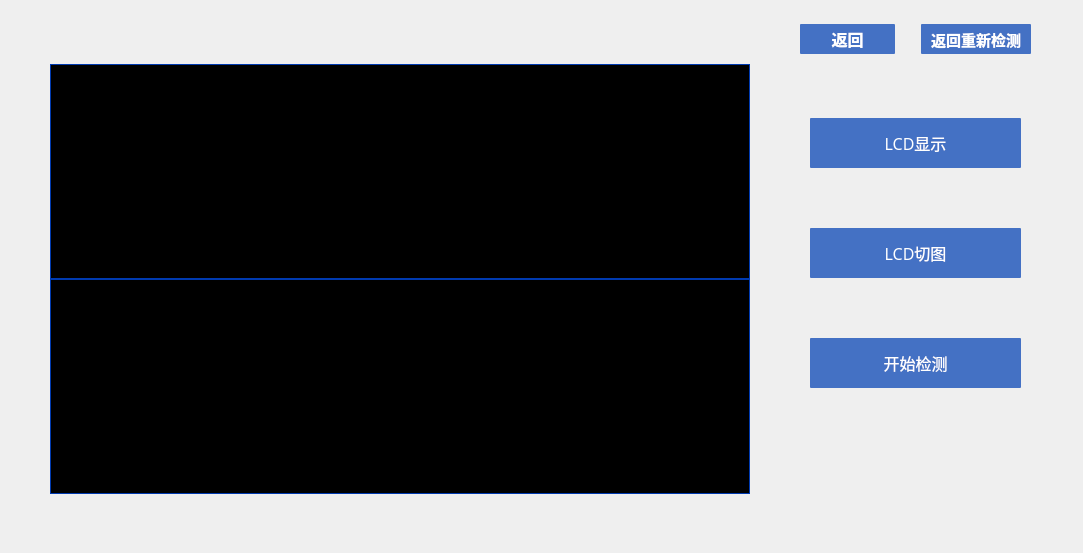
jaueone/Magnetic, file main_page/screencheck.ui: the form before one commit.
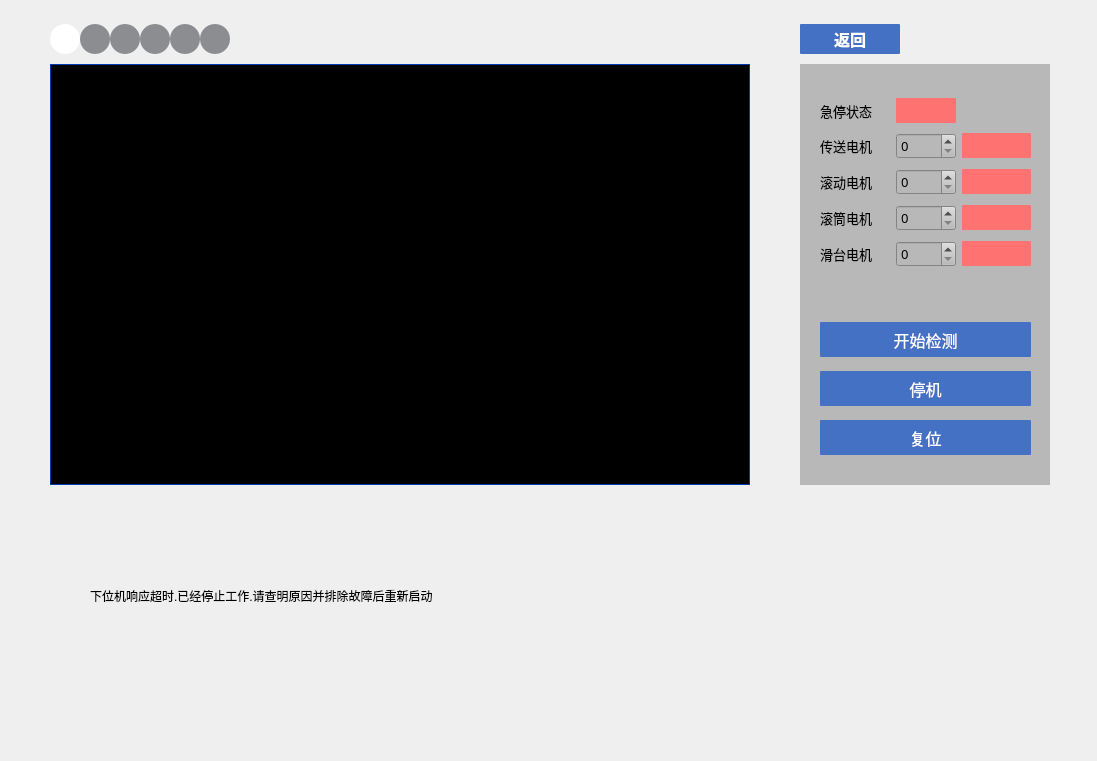
The form after the commit. Icons and pictures are not drawn.

What changed in the file:
```diff
--- a/main_page/screencheck.ui
+++ b/main_page/screencheck.ui
@@ -6,8 +6,8 @@
    <rect>
     <x>0</x>
     <y>0</y>
-    <width>1083</width>
-    <height>553</height>
+    <width>1097</width>
+    <height>761</height>
    </rect>
   </property>
   <property name="windowTitle">
@@ -18,8 +18,8 @@
     <rect>
      <x>0</x>
      <y>14</y>
-     <width>1081</width>
-     <height>530</height>
+     <width>1100</width>
+     <height>521</height>
     </rect>
    </property>
    <layout class="QGridLayout" name="gridLayout">
@@ -41,210 +41,352 @@
     <property name="verticalSpacing">
      <number>10</number>
     </property>
-    <item row="0" column="1">
-     <layout class="QHBoxLayout" name="horizontalLayout_2">
-      <property name="spacing">
-       <number>26</number>
-      </property>
-      <item>
-       <widget class="QPushButton" name="pushButton_4">
-        <property name="minimumSize">
-         <size>
-          <width>0</width>
-          <height>30</height>
-         </size>
-        </property>
-        <property name="maximumSize">
-         <size>
-          <width>100</width>
-          <height>30</height>
-         </size>
-        </property>
-        <property name="font">
-         <font>
-          <family>微软雅黑</family>
-          <pointsize>12</pointsize>
-          <weight>75</weight>
-          <bold>true</bold>
-         </font>
-        </property>
-        <property name="styleSheet">
-         <string notr="true">QPushButton{color:white;background-color: rgb(68, 113, 196);border-radius:1px}                               QPushButton::pressed{background-color: rgb(142, 170, 220);}</string>
-        </property>
-        <property name="text">
-         <string>返回</string>
-        </property>
-       </widget>
-      </item>
-      <item>
-       <widget class="QPushButton" name="pushButton_8">
-        <property name="minimumSize">
-         <size>
-          <width>110</width>
-          <height>30</height>
-         </size>
-        </property>
-        <property name="maximumSize">
-         <size>
-          <width>100</width>
-          <height>50</height>
-         </size>
-        </property>
-        <property name="font">
-         <font>
-          <family>微软雅黑</family>
-          <pointsize>11</pointsize>
-          <weight>75</weight>
-          <bold>true</bold>
-         </font>
-        </property>
-        <property name="styleSheet">
-         <string notr="true">QPushButton{color:white;background-color: rgb(68, 113, 196);border-radius:1px}                               QPushButton::pressed{background-color: rgb(142, 170, 220);}</string>
-        </property>
-        <property name="text">
-         <string>返回重新检测</string>
-        </property>
-       </widget>
-      </item>
-     </layout>
-    </item>
-    <item row="0" column="0">
-     <widget class="QLabel" name="label">
-      <property name="font">
-       <font>
-        <family>微软雅黑</family>
-        <pointsize>14</pointsize>
-       </font>
-      </property>
-      <property name="text">
-       <string/>
-      </property>
-     </widget>
-    </item>
     <item row="1" column="0">
-     <layout class="QVBoxLayout" name="verticalLayout_5">
-      <item>
-       <widget class="QLabel" name="preview">
-        <property name="minimumSize">
-         <size>
-          <width>700</width>
-          <height>0</height>
-         </size>
-        </property>
-        <property name="styleSheet">
-         <string notr="true">background-color: rgb(0, 0, 0);
+     <widget class="QLabel" name="preview">
+      <property name="minimumSize">
+       <size>
+        <width>700</width>
+        <height>0</height>
+       </size>
+      </property>
+      <property name="styleSheet">
+       <string notr="true">background-color: rgb(0, 0, 0);
 border:1px solid rgb(0, 58, 176);</string>
-        </property>
-        <property name="text">
-         <string>TextLabel</string>
-        </property>
-       </widget>
-      </item>
-      <item>
-       <widget class="QLabel" name="image">
-        <property name="minimumSize">
-         <size>
-          <width>700</width>
-          <height>0</height>
-         </size>
-        </property>
-        <property name="styleSheet">
-         <string notr="true">background-color: rgb(0, 0, 0);
-border:1px solid rgb(0, 58, 176);</string>
-        </property>
-        <property name="text">
-         <string>TextLabel</string>
-        </property>
-       </widget>
-      </item>
-     </layout>
+      </property>
+      <property name="text">
+       <string>TextLabel</string>
+      </property>
+     </widget>
     </item>
     <item row="1" column="1">
      <widget class="QStackedWidget" name="stackedWidget">
       <property name="minimumSize">
        <size>
-        <width>0</width>
+        <width>250</width>
         <height>398</height>
        </size>
       </property>
+      <property name="maximumSize">
+       <size>
+        <width>16777215</width>
+        <height>16777215</height>
+       </size>
+      </property>
+      <property name="font">
+       <font>
+        <family>微软雅黑</family>
+        <pointsize>10</pointsize>
+       </font>
+      </property>
+      <property name="styleSheet">
+       <string notr="true">background-color: rgb(184, 184, 184);</string>
+      </property>
       <property name="currentIndex">
        <number>0</number>
       </property>
       <widget class="QWidget" name="page">
+       <widget class="QWidget" name="gridLayoutWidget_2">
+        <property name="geometry">
+         <rect>
+          <x>20</x>
+          <y>30</y>
+          <width>211</width>
+          <height>181</height>
+         </rect>
+        </property>
+        <layout class="QGridLayout" name="gridLayout_2">
+         <item row="2" column="0">
+          <widget class="QLabel" name="label_22">
+           <property name="font">
+            <font>
+             <family>微软雅黑</family>
+             <pointsize>10</pointsize>
+            </font>
+           </property>
+           <property name="text">
+            <string>滚动电机</string>
+           </property>
+          </widget>
+         </item>
+         <item row="0" column="0">
+          <widget class="QLabel" name="label_20">
+           <property name="font">
+            <font>
+             <family>微软雅黑</family>
+             <pointsize>10</pointsize>
+            </font>
+           </property>
+           <property name="text">
+            <string>急停状态</string>
+           </property>
+          </widget>
+         </item>
+         <item row="1" column="2">
+          <widget class="QPushButton" name="motor_1">
+           <property name="enabled">
+            <bool>false</bool>
+           </property>
+           <property name="minimumSize">
+            <size>
+             <width>0</width>
+             <height>25</height>
+            </size>
+           </property>
+           <property name="font">
+            <font>
+             <family>微软雅黑</family>
+             <pointsize>10</pointsize>
+            </font>
+           </property>
+           <property name="styleSheet">
+            <string notr="true">QPushButton{color:black;background-color:rgb(255, 114, 114);border-radius:1px}
+QPushButton::checked{background-color:rgb(47, 255, 168);}</string>
+           </property>
+           <property name="text">
+            <string/>
+           </property>
+           <property name="checkable">
+            <bool>true</bool>
+           </property>
+           <property name="checked">
+            <bool>false</bool>
+           </property>
+          </widget>
+         </item>
+         <item row="3" column="0">
+          <widget class="QLabel" name="label_23">
+           <property name="font">
+            <font>
+             <family>微软雅黑</family>
+             <pointsize>10</pointsize>
+            </font>
+           </property>
+           <property name="text">
+            <string>滚筒电机</string>
+           </property>
+          </widget>
+         </item>
+         <item row="2" column="2">
+          <widget class="QPushButton" name="motor_2">
+           <property name="enabled">
+            <bool>false</bool>
+           </property>
+           <property name="minimumSize">
+            <size>
+             <width>0</width>
+             <height>25</height>
+            </size>
+           </property>
+           <property name="font">
+            <font>
+             <family>微软雅黑</family>
+             <pointsize>10</pointsize>
+            </font>
+           </property>
+           <property name="styleSheet">
+            <string notr="true">QPushButton{color:black;background-color:rgb(255, 114, 114);border-radius:1px}
+QPushButton::checked{background-color:rgb(47, 255, 168);}</string>
+           </property>
+           <property name="text">
+            <string/>
+           </property>
+           <property name="checkable">
+            <bool>true</bool>
+           </property>
+          </widget>
+         </item>
+         <item row="4" column="2">
+          <widget class="QPushButton" name="motor_4">
+           <property name="enabled">
+            <bool>false</bool>
+           </property>
+           <property name="minimumSize">
+            <size>
+             <width>0</width>
+             <height>25</height>
+            </size>
+           </property>
+           <property name="font">
+            <font>
+             <family>微软雅黑</family>
+             <pointsize>10</pointsize>
+            </font>
+           </property>
+           <property name="styleSheet">
+            <string notr="true">QPushButton{color:black;background-color:rgb(255, 114, 114);border-radius:1px}
+QPushButton::checked{background-color:rgb(47, 255, 168);}</string>
+           </property>
+           <property name="text">
+            <string/>
+           </property>
+           <property name="checkable">
+            <bool>true</bool>
+           </property>
+          </widget>
+         </item>
+         <item row="4" column="0">
+          <widget class="QLabel" name="label_24">
+           <property name="font">
+            <font>
+             <family>微软雅黑</family>
+             <pointsize>10</pointsize>
+            </font>
+           </property>
+           <property name="text">
+            <string>滑台电机</string>
+           </property>
+          </widget>
+         </item>
+         <item row="3" column="2">
+          <widget class="QPushButton" name="motor_3">
+           <property name="enabled">
+            <bool>false</bool>
+           </property>
+           <property name="minimumSize">
+            <size>
+             <width>0</width>
+             <height>25</height>
+            </size>
+           </property>
+           <property name="font">
+            <font>
+             <family>微软雅黑</family>
+             <pointsize>10</pointsize>
+            </font>
+           </property>
+           <property name="styleSheet">
+            <string notr="true">QPushButton{color:black;background-color:rgb(255, 114, 114);border-radius:1px}
+QPushButton::checked{background-color:rgb(47, 255, 168);}</string>
+           </property>
+           <property name="text">
+            <string/>
+           </property>
+           <property name="checkable">
+            <bool>true</bool>
+           </property>
+          </widget>
+         </item>
+         <item row="1" column="0">
+          <widget class="QLabel" name="label_21">
+           <property name="font">
+            <font>
+             <family>微软雅黑</family>
+             <pointsize>10</pointsize>
+            </font>
+           </property>
+           <property name="text">
+            <string>传送电机</string>
+           </property>
+          </widget>
+         </item>
+         <item row="3" column="1">
+          <widget class="QSpinBox" name="motor_3_speed">
+           <property name="font">
+            <font>
+             <family>微软雅黑</family>
+             <pointsize>10</pointsize>
+            </font>
+           </property>
+           <property name="maximum">
+            <number>300</number>
+           </property>
+          </widget>
+         </item>
+         <item row="2" column="1">
+          <widget class="QSpinBox" name="motor_2_speed">
+           <property name="font">
+            <font>
+             <family>微软雅黑</family>
+             <pointsize>10</pointsize>
+            </font>
+           </property>
+           <property name="maximum">
+            <number>300</number>
+           </property>
+          </widget>
+         </item>
+         <item row="1" column="1">
+          <widget class="QSpinBox" name="motor_1_speed">
+           <property name="font">
+            <font>
+             <family>微软雅黑</family>
+             <pointsize>10</pointsize>
+            </font>
+           </property>
+           <property name="maximum">
+            <number>300</number>
+           </property>
+          </widget>
+         </item>
+         <item row="4" column="1">
+          <widget class="QSpinBox" name="motor_4_speed">
+           <property name="font">
+            <font>
+             <family>微软雅黑</family>
+             <pointsize>10</pointsize>
+            </font>
+           </property>
+           <property name="maximum">
+            <number>300</number>
+           </property>
+          </widget>
+         </item>
+         <item row="0" column="1">
+          <widget class="QPushButton" name="Estop_s">
+           <property name="enabled">
+            <bool>false</bool>
+           </property>
+           <property name="minimumSize">
+            <size>
+             <width>60</width>
+             <height>25</height>
+            </size>
+           </property>
+           <property name="maximumSize">
+            <size>
+             <width>25</width>
+             <height>16777215</height>
+            </size>
+           </property>
+           <property name="font">
+            <font>
+             <family>微软雅黑</family>
+             <pointsize>10</pointsize>
+            </font>
+           </property>
+           <property name="styleSheet">
+            <string notr="true">QPushButton{color:black;background-color:rgb(255, 114, 114);border-radius:1px;}
+QPushButton::checked{background-color:rgb(47, 255, 168);}</string>
+           </property>
+           <property name="text">
+            <string/>
+           </property>
+           <property name="checkable">
+            <bool>true</bool>
+           </property>
+           <property name="checked">
+            <bool>false</bool>
+           </property>
+          </widget>
+         </item>
+        </layout>
+       </widget>
        <widget class="QWidget" name="verticalLayoutWidget">
         <property name="geometry">
          <rect>
-          <x>0</x>
-          <y>0</y>
-          <width>231</width>
-          <height>381</height>
+          <x>20</x>
+          <y>250</y>
+          <width>211</width>
+          <height>151</height>
          </rect>
         </property>
         <layout class="QVBoxLayout" name="verticalLayout">
-         <property name="leftMargin">
-          <number>10</number>
-         </property>
-         <property name="rightMargin">
-          <number>10</number>
-         </property>
-         <item>
-          <widget class="QPushButton" name="lcd_out">
-           <property name="minimumSize">
-            <size>
-             <width>0</width>
-             <height>50</height>
-            </size>
-           </property>
-           <property name="font">
-            <font>
-             <family>微软雅黑</family>
-             <pointsize>12</pointsize>
-            </font>
-           </property>
-           <property name="styleSheet">
-            <string notr="true">QPushButton{color:white;background-color: rgb(68, 113, 196);border-radius:1px}
-QPushButton::checked{background-color: rgb(255, 122, 78);}</string>
-           </property>
-           <property name="text">
-            <string>LCD显示</string>
-           </property>
-           <property name="checkable">
-            <bool>true</bool>
-           </property>
-           <property name="checked">
-            <bool>false</bool>
-           </property>
-          </widget>
-         </item>
-         <item>
-          <widget class="QPushButton" name="lcd_change_image">
-           <property name="minimumSize">
-            <size>
-             <width>0</width>
-             <height>50</height>
-            </size>
-           </property>
-           <property name="font">
-            <font>
-             <family>微软雅黑</family>
-             <pointsize>12</pointsize>
-            </font>
-           </property>
-           <property name="styleSheet">
-            <string notr="true">QPushButton{color:white;background-color: rgb(68, 113, 196);border-radius:1px}
-QPushButton::pressed{background-color: rgb(142, 170, 220);}</string>
-           </property>
-           <property name="text">
-            <string>LCD切图</string>
-           </property>
-          </widget>
-         </item>
          <item>
           <widget class="QPushButton" name="start_check">
            <property name="minimumSize">
             <size>
              <width>0</width>
-             <height>50</height>
+             <height>35</height>
             </size>
            </property>
            <property name="font">
@@ -262,145 +404,537 @@
            </property>
           </widget>
          </item>
+         <item>
+          <widget class="QPushButton" name="pushButton_17">
+           <property name="minimumSize">
+            <size>
+             <width>0</width>
+             <height>35</height>
+            </size>
+           </property>
+           <property name="font">
+            <font>
+             <family>微软雅黑</family>
+             <pointsize>12</pointsize>
+            </font>
+           </property>
+           <property name="styleSheet">
+            <string notr="true">QPushButton{color:white;background-color: rgb(68, 113, 196);border-radius:1px}
+QPushButton::pressed{background-color: rgb(142, 170, 220);}</string>
+           </property>
+           <property name="text">
+            <string>停机</string>
+           </property>
+          </widget>
+         </item>
+         <item>
+          <widget class="QPushButton" name="pushButton_18">
+           <property name="minimumSize">
+            <size>
+             <width>0</width>
+             <height>35</height>
+            </size>
+           </property>
+           <property name="font">
+            <font>
+             <family>微软雅黑</family>
+             <pointsize>12</pointsize>
+            </font>
+           </property>
+           <property name="styleSheet">
+            <string notr="true">QPushButton{color:white;background-color: rgb(68, 113, 196);border-radius:1px}
+QPushButton::pressed{background-color: rgb(142, 170, 220);}</string>
+           </property>
+           <property name="text">
+            <string>复位</string>
+           </property>
+          </widget>
+         </item>
         </layout>
        </widget>
       </widget>
       <widget class="QWidget" name="page_2">
-       <widget class="QWidget" name="verticalLayoutWidget_3">
+       <widget class="QLabel" name="label_2">
         <property name="geometry">
          <rect>
-          <x>0</x>
-          <y>200</y>
-          <width>231</width>
-          <height>181</height>
+          <x>10</x>
+          <y>10</y>
+          <width>229</width>
+          <height>30</height>
          </rect>
         </property>
-        <layout class="QVBoxLayout" name="verticalLayout_3">
-         <property name="spacing">
-          <number>0</number>
-         </property>
-         <item>
-          <layout class="QHBoxLayout" name="horizontalLayout">
-           <property name="leftMargin">
-            <number>25</number>
-           </property>
-           <item>
-            <widget class="QLabel" name="label_3">
-             <property name="minimumSize">
-              <size>
-               <width>111</width>
-               <height>0</height>
-              </size>
-             </property>
-             <property name="maximumSize">
-              <size>
-               <width>78</width>
-               <height>40</height>
-              </size>
-             </property>
-             <property name="font">
-              <font>
-               <family>微软雅黑</family>
-               <pointsize>13</pointsize>
-              </font>
-             </property>
-             <property name="text">
-              <string>当前检测结果 :</string>
-             </property>
-            </widget>
-           </item>
-           <item>
-            <widget class="QLabel" name="label_4">
-             <property name="maximumSize">
-              <size>
-               <width>16777215</width>
-               <height>40</height>
-              </size>
-             </property>
-             <property name="font">
-              <font>
-               <family>微软雅黑</family>
-               <pointsize>14</pointsize>
-               <weight>75</weight>
-               <bold>true</bold>
-              </font>
-             </property>
-             <property name="text">
-              <string>不合格</string>
-             </property>
-            </widget>
-           </item>
-          </layout>
-         </item>
-         <item>
-          <widget class="QLabel" name="label_5">
-           <property name="minimumSize">
-            <size>
-             <width>0</width>
-             <height>150</height>
-            </size>
-           </property>
-           <property name="styleSheet">
-            <string notr="true">image: url(:/image/不合格.png);</string>
-           </property>
-           <property name="text">
-            <string/>
-           </property>
-           <property name="scaledContents">
-            <bool>false</bool>
-           </property>
-           <property name="alignment">
-            <set>Qt::AlignLeading|Qt::AlignLeft|Qt::AlignTop</set>
-           </property>
-          </widget>
-         </item>
-        </layout>
+        <property name="minimumSize">
+         <size>
+          <width>0</width>
+          <height>30</height>
+         </size>
+        </property>
+        <property name="maximumSize">
+         <size>
+          <width>16777215</width>
+          <height>30</height>
+         </size>
+        </property>
+        <property name="font">
+         <font>
+          <family>微软雅黑</family>
+          <pointsize>12</pointsize>
+          <weight>75</weight>
+          <bold>true</bold>
+         </font>
+        </property>
+        <property name="styleSheet">
+         <string notr="true"/>
+        </property>
+        <property name="text">
+         <string>当前检测产品</string>
+        </property>
+        <property name="alignment">
+         <set>Qt::AlignLeading|Qt::AlignLeft|Qt::AlignVCenter</set>
+        </property>
        </widget>
-       <widget class="QWidget" name="verticalLayoutWidget_4">
+       <widget class="QLabel" name="label_5">
         <property name="geometry">
          <rect>
-          <x>0</x>
-          <y>20</y>
-          <width>231</width>
-          <height>171</height>
+          <x>10</x>
+          <y>110</y>
+          <width>229</width>
+          <height>120</height>
          </rect>
         </property>
-        <layout class="QVBoxLayout" name="verticalLayout_4">
-         <property name="spacing">
-          <number>0</number>
-         </property>
-         <item>
-          <widget class="QLabel" name="label_2">
-           <property name="minimumSize">
-            <size>
-             <width>0</width>
-             <height>30</height>
-            </size>
-           </property>
-           <property name="maximumSize">
-            <size>
-             <width>16777215</width>
-             <height>30</height>
-            </size>
-           </property>
-           <property name="styleSheet">
-            <string notr="true">QLabel{color:white;font-family:Microsoft YaHei; font-size:20px; background-color:rgb(132,151,176);}</string>
-           </property>
-           <property name="text">
-            <string>当前检测缺陷</string>
-           </property>
-           <property name="alignment">
-            <set>Qt::AlignCenter</set>
-           </property>
-          </widget>
-         </item>
-        </layout>
+        <property name="minimumSize">
+         <size>
+          <width>0</width>
+          <height>120</height>
+         </size>
+        </property>
+        <property name="styleSheet">
+         <string notr="true">border:1px solid black; 
+background-color: rgb(255, 255, 255);</string>
+        </property>
+        <property name="text">
+         <string/>
+        </property>
+        <property name="scaledContents">
+         <bool>false</bool>
+        </property>
+        <property name="alignment">
+         <set>Qt::AlignLeading|Qt::AlignLeft|Qt::AlignTop</set>
+        </property>
+       </widget>
+       <widget class="QLabel" name="label_6">
+        <property name="geometry">
+         <rect>
+          <x>10</x>
+          <y>280</y>
+          <width>229</width>
+          <height>120</height>
+         </rect>
+        </property>
+        <property name="minimumSize">
+         <size>
+          <width>0</width>
+          <height>120</height>
+         </size>
+        </property>
+        <property name="styleSheet">
+         <string notr="true">border:1px solid black; 
+background-color: rgb(255, 255, 255);</string>
+        </property>
+        <property name="text">
+         <string/>
+        </property>
+        <property name="scaledContents">
+         <bool>false</bool>
+        </property>
+        <property name="alignment">
+         <set>Qt::AlignLeading|Qt::AlignLeft|Qt::AlignTop</set>
+        </property>
+       </widget>
+       <widget class="QLabel" name="label_7">
+        <property name="geometry">
+         <rect>
+          <x>10</x>
+          <y>240</y>
+          <width>80</width>
+          <height>39</height>
+         </rect>
+        </property>
+        <property name="minimumSize">
+         <size>
+          <width>80</width>
+          <height>0</height>
+         </size>
+        </property>
+        <property name="maximumSize">
+         <size>
+          <width>50</width>
+          <height>40</height>
+         </size>
+        </property>
+        <property name="font">
+         <font>
+          <family>微软雅黑</family>
+          <pointsize>12</pointsize>
+          <weight>75</weight>
+          <bold>true</bold>
+         </font>
+        </property>
+        <property name="text">
+         <string>包装结果 </string>
+        </property>
+       </widget>
+       <widget class="QLabel" name="label_3">
+        <property name="geometry">
+         <rect>
+          <x>10</x>
+          <y>70</y>
+          <width>80</width>
+          <height>39</height>
+         </rect>
+        </property>
+        <property name="minimumSize">
+         <size>
+          <width>80</width>
+          <height>0</height>
+         </size>
+        </property>
+        <property name="maximumSize">
+         <size>
+          <width>50</width>
+          <height>40</height>
+         </size>
+        </property>
+        <property name="font">
+         <font>
+          <family>微软雅黑</family>
+          <pointsize>12</pointsize>
+          <weight>75</weight>
+          <bold>true</bold>
+         </font>
+        </property>
+        <property name="text">
+         <string>检测结果 </string>
+        </property>
        </widget>
       </widget>
      </widget>
     </item>
+    <item row="0" column="1">
+     <layout class="QHBoxLayout" name="horizontalLayout_2">
+      <property name="spacing">
+       <number>26</number>
+      </property>
+      <item>
+       <widget class="QPushButton" name="pushButton_4">
+        <property name="minimumSize">
+         <size>
+          <width>100</width>
+          <height>30</height>
+         </size>
+        </property>
+        <property name="maximumSize">
+         <size>
+          <width>100</width>
+          <height>30</height>
+         </size>
+        </property>
+        <property name="font">
+         <font>
+          <family>微软雅黑</family>
+          <pointsize>12</pointsize>
+          <weight>75</weight>
+          <bold>true</bold>
+         </font>
+        </property>
+        <property name="styleSheet">
+         <string notr="true">QPushButton{color:white;background-color: rgb(68, 113, 196);border-radius:1px}                               QPushButton::pressed{background-color: rgb(142, 170, 220);}</string>
+        </property>
+        <property name="text">
+         <string>返回</string>
+        </property>
+       </widget>
+      </item>
+      <item>
+       <spacer name="horizontalSpacer_2">
+        <property name="orientation">
+         <enum>Qt::Horizontal</enum>
+        </property>
+        <property name="sizeHint" stdset="0">
+         <size>
+          <width>40</width>
+          <height>20</height>
+         </size>
+        </property>
+       </spacer>
+      </item>
+     </layout>
+    </item>
+    <item row="0" column="0">
+     <layout class="QHBoxLayout" name="horizontalLayout_3">
+      <item>
+       <widget class="QPushButton" name="pushButton_7">
+        <property name="enabled">
+         <bool>false</bool>
+        </property>
+        <property name="minimumSize">
+         <size>
+          <width>30</width>
+          <height>30</height>
+         </size>
+        </property>
+        <property name="maximumSize">
+         <size>
+          <width>30</width>
+          <height>30</height>
+         </size>
+        </property>
+        <property name="styleSheet">
+         <string notr="true">QPushButton{color:black;background-color: rgb(140, 141, 144);border-radius:15px;}
+QPushButton::checked{background-color:white;}</string>
+        </property>
+        <property name="text">
+         <string/>
+        </property>
+        <property name="checkable">
+         <bool>true</bool>
+        </property>
+        <property name="checked">
+         <bool>true</bool>
+        </property>
+        <property name="autoExclusive">
+         <bool>true</bool>
+        </property>
+       </widget>
+      </item>
+      <item>
+       <widget class="QPushButton" name="pushButton_5">
+        <property name="enabled">
+         <bool>false</bool>
+        </property>
+        <property name="minimumSize">
+         <size>
+          <width>30</width>
+          <height>30</height>
+         </size>
+        </property>
+        <property name="maximumSize">
+         <size>
+          <width>30</width>
+          <height>30</height>
+         </size>
+        </property>
+        <property name="styleSheet">
+         <string notr="true">QPushButton{color:black;background-color: rgb(140, 141, 144);border-radius:15px;}
+QPushButton::checked{background-color:red;}</string>
+        </property>
+        <property name="text">
+         <string/>
+        </property>
+        <property name="checkable">
+         <bool>true</bool>
+        </property>
+        <property name="checked">
+         <bool>false</bool>
+        </property>
+        <property name="autoExclusive">
+         <bool>true</bool>
+        </property>
+       </widget>
+      </item>
+      <item>
+       <widget class="QPushButton" name="pushButton_2">
+        <property name="enabled">
+         <bool>false</bool>
+        </property>
+        <property name="minimumSize">
+         <size>
+          <width>30</width>
+          <height>30</height>
+         </size>
+        </property>
+        <property name="maximumSize">
+         <size>
+          <width>30</width>
+          <height>30</height>
+         </size>
+        </property>
+        <property name="styleSheet">
+         <string notr="true">QPushButton{color:black;background-color: rgb(140, 141, 144);border-radius:15px;}
+QPushButton::checked{background-color:green;}</string>
+        </property>
+        <property name="text">
+         <string/>
+        </property>
+        <property name="checkable">
+         <bool>true</bool>
+        </property>
+        <property name="checked">
+         <bool>false</bool>
+        </property>
+        <property name="autoExclusive">
+         <bool>true</bool>
+        </property>
+       </widget>
+      </item>
+      <item>
+       <widget class="QPushButton" name="pushButton">
+        <property name="enabled">
+         <bool>false</bool>
+        </property>
+        <property name="minimumSize">
+         <size>
+          <width>30</width>
+          <height>30</height>
+         </size>
+        </property>
+        <property name="maximumSize">
+         <size>
+          <width>30</width>
+          <height>30</height>
+         </size>
+        </property>
+        <property name="styleSheet">
+         <string notr="true">QPushButton{color:black;background-color: rgb(140, 141, 144);border-radius:15px;}
+QPushButton::checked{background-color:blue;}</string>
+        </property>
+        <property name="text">
+         <string/>
+        </property>
+        <property name="checkable">
+         <bool>true</bool>
+        </property>
+        <property name="checked">
+         <bool>false</bool>
+        </property>
+        <property name="autoExclusive">
+         <bool>true</bool>
+        </property>
+       </widget>
+      </item>
+      <item>
+       <widget class="QPushButton" name="pushButton_3">
+        <property name="enabled">
+         <bool>false</bool>
+        </property>
+        <property name="minimumSize">
+         <size>
+          <width>30</width>
+          <height>30</height>
+         </size>
+        </property>
+        <property name="maximumSize">
+         <size>
+          <width>30</width>
+          <height>30</height>
+         </size>
+        </property>
+        <property name="styleSheet">
+         <string notr="true">QPushButton{color:black;background-color: rgb(140, 141, 144);border-radius:15px;}
+QPushButton::checked{background-color: rgb(255, 0, 255);}
+</string>
+        </property>
+        <property name="text">
+         <string/>
+        </property>
+        <property name="checkable">
+         <bool>true</bool>
+        </property>
+        <property name="checked">
+         <bool>false</bool>
+        </property>
+        <property name="autoExclusive">
+         <bool>true</bool>
+        </property>
+       </widget>
+      </item>
+      <item>
+       <widget class="QPushButton" name="pushButton_6">
+        <property name="enabled">
+         <bool>false</bool>
+        </property>
+        <property name="minimumSize">
+         <size>
+          <width>30</width>
+          <height>30</height>
+         </size>
+        </property>
+        <property name="maximumSize">
+         <size>
+          <width>30</width>
+          <height>30</height>
+         </size>
+        </property>
+        <property name="styleSheet">
+         <string notr="true">QPushButton{color:black;background-color: rgb(140, 141, 144);border-radius:15px;}
+QPushButton::checked{background-color:black;}</string>
+        </property>
+        <property name="text">
+         <string/>
+        </property>
+        <property name="checkable">
+         <bool>true</bool>
+        </property>
+        <property name="checked">
+         <bool>false</bool>
+        </property>
+        <property name="autoExclusive">
+         <bool>true</bool>
+        </property>
+       </widget>
+      </item>
+      <item>
+       <spacer name="horizontalSpacer">
+        <property name="orientation">
+         <enum>Qt::Horizontal</enum>
+        </property>
+        <property name="sizeHint" stdset="0">
+         <size>
+          <width>40</width>
+          <height>20</height>
+         </size>
+        </property>
+       </spacer>
+      </item>
+      <item>
+       <widget class="QLabel" name="label">
+        <property name="minimumSize">
+         <size>
+          <width>100</width>
+          <height>0</height>
+         </size>
+        </property>
+        <property name="font">
+         <font>
+          <family>微软雅黑</family>
+          <pointsize>10</pointsize>
+         </font>
+        </property>
+        <property name="text">
+         <string/>
+        </property>
+        <property name="alignment">
+         <set>Qt::AlignCenter</set>
+        </property>
+       </widget>
+      </item>
+     </layout>
+    </item>
    </layout>
   </widget>
+  <widget class="QLabel" name="label_4">
+   <property name="geometry">
+    <rect>
+     <x>90</x>
+     <y>560</y>
+     <width>591</width>
+     <height>71</height>
+    </rect>
+   </property>
+   <property name="text">
+    <string>下位机响应超时.已经停止工作.请查明原因并排除故障后重新启动</string>
+   </property>
+  </widget>
  </widget>
  <resources/>
  <connections/>
```
